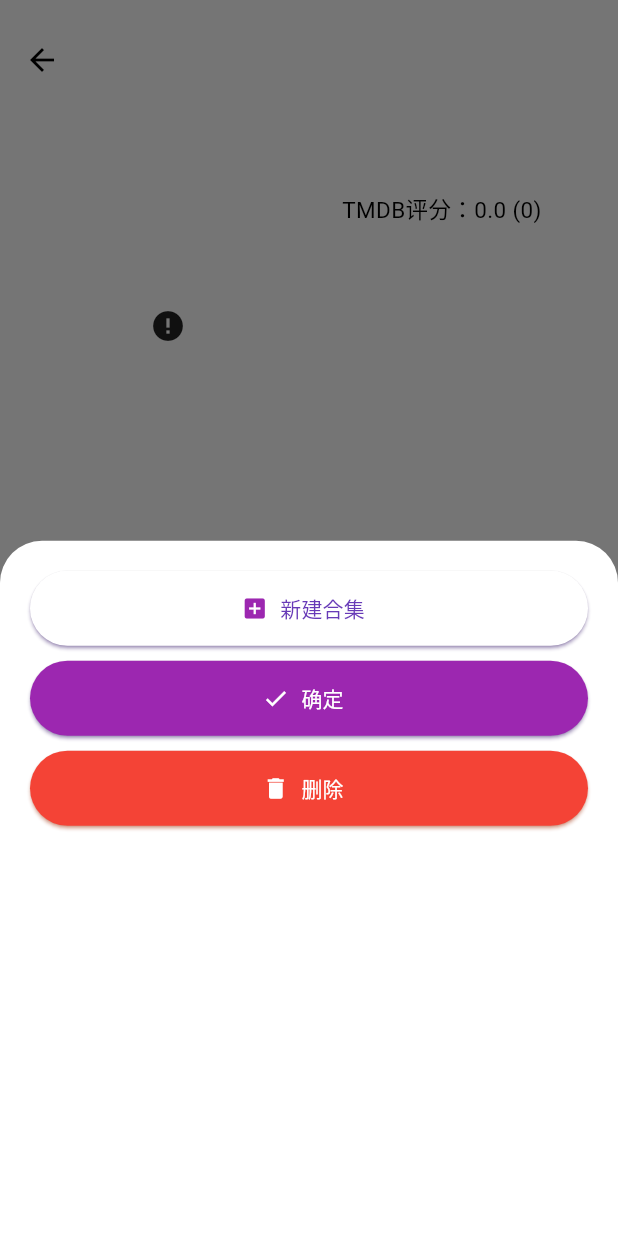
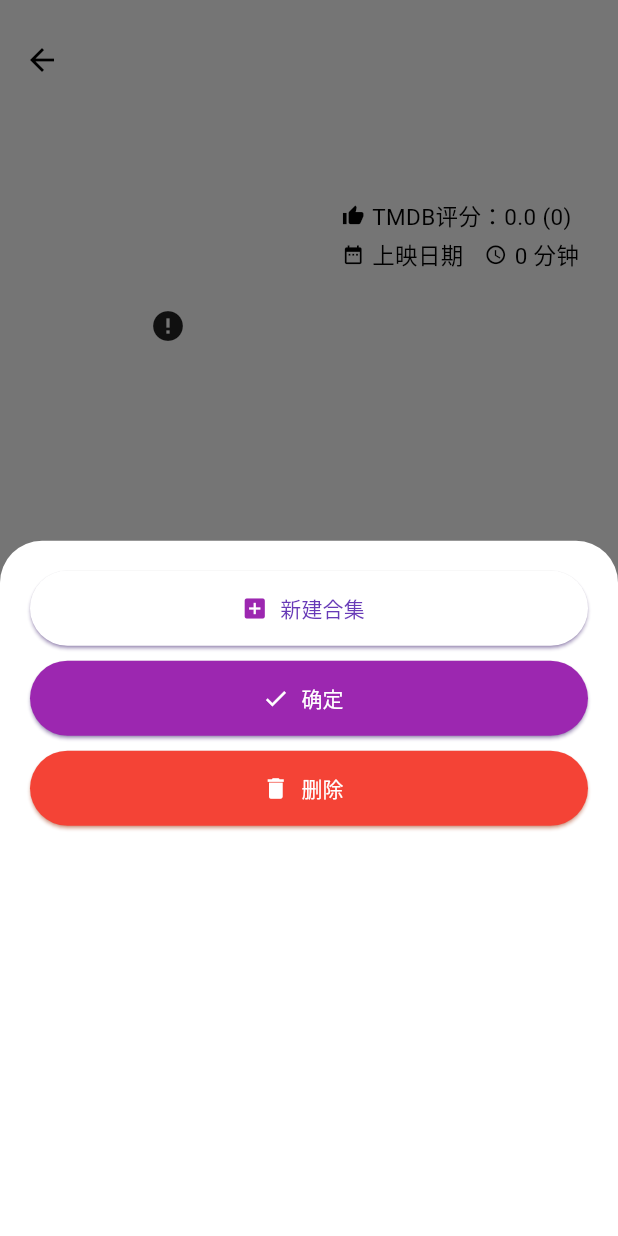
Before and after one commit to dongguaguaguagua/tracker, a Flutter app: the MoviePage screen opened directly with empty values, after a tap on "加入列表", on a phone screen of 412 x 824 dp. Run offline on Flutter 3.47's test engine with Material 3 defaults, Android fonts, the phone set to English and light mode, and no system bars; drawn by our look-alikes of cached_network_image; our stand-ins replace flutter_heatmap_calendar, flutter_rating_bar, get, palette_generator, sqflite_common_ffi, tuple; accounts and stored records are empty; network calls fail; statements that could not run were skipped.

Commit message:
电影页增加上映日期、时长

```diff
--- a/lib/page/home_page.dart
+++ b/lib/page/home_page.dart
@@ -18,8 +18,8 @@ class HomePage extends StatelessWidget {
     return Scaffold(
       appBar: AppBar(
         title: RichText(
-          text: TextSpan(
-            style: TextStyle(color: Colors.white,fontSize: 20),
+          text: const TextSpan(
+            style: TextStyle(color: Colors.white, fontSize: 20),
             text: '我的观影记录',
           ),
         ),
--- a/lib/widgets/movie_page.dart
+++ b/lib/widgets/movie_page.dart
@@ -14,7 +14,6 @@ import 'package:cached_network_image/cached_network_image.dart';
 import 'package:flutter_rating_bar/flutter_rating_bar.dart';
 import 'package:palette_generator/palette_generator.dart';
 import 'my_collection_list.dart';
-import 'package:flutter_staggered_grid_view/flutter_staggered_grid_view.dart';
 
 class MoviePage extends StatefulWidget {
   SingleMovie movie;
@@ -47,12 +46,12 @@ class ActorCard extends StatelessWidget {
                   CircularProgressIndicator(value: downloadProgress.progress),
               errorWidget: (context, url, error) => const Icon(Icons.error),
               // https://www.nicepng.com/png/full/413-4138963_unknown-person-png.png
-              width: 80,
+              width: 100,
             ),
           ),
           const SizedBox(height: 8.0),
           SizedBox(
-            width: 120,
+            width: 100,
             child: Text(
               actor['name'],
               maxLines: 1,
@@ -65,7 +64,7 @@ class ActorCard extends StatelessWidget {
             ),
           ),
           SizedBox(
-            width: 120,
+            width: 100,
             child: Text(
               actor['character'],
               maxLines: 1,
@@ -109,17 +108,18 @@ class _MoviePageState extends State<MoviePage> {
     int id = result[0]['id'];
     int tmdbId = widget.movie.tmdbId ?? 11;
     MyMedia media = await ProjectDatabase().MM_read_id(id);
+    // 获取图片主色调
+    getImgMainPalette(
+      "https://image.tmdb.org/t/p/w500/${widget.movie.posterPath}",
+    );
+    // 获取电影关键词
+    List<Map<String, dynamic>> tmpKeywords = await fetchKeyWordsData(tmdbId);
+    // 关键词最多列10个
+    tmpKeywords = tmpKeywords.sublist(0, min(tmpKeywords.length, 10));
     // 获取演员表
     List<Map<String, dynamic>> tmpCasts = await fetchCreditsData(tmdbId);
     // 演员最多列10个
     tmpCasts = tmpCasts.sublist(0, min(tmpCasts.length, 10));
-    // 获取电影关键词
-    List<Map<String, dynamic>> tmpKeywords = await fetchKeyWordsData(tmdbId);
-    // 关键词最多列10个
-    tmpKeywords = tmpKeywords.sublist(0, min(tmpKeywords.length, 10));
-    // 获取图片主色调
-    getImgMainPalette(
-        "https://image.tmdb.org/t/p/w500/${widget.movie.posterPath}");
 
     setState(() {
       isWatched = (media.watchedDate != null);
@@ -192,6 +192,7 @@ class _MoviePageState extends State<MoviePage> {
             const SizedBox(height: 20),
             Text(
               'TMDB id:${widget.movie.tmdbId}',
+              textAlign: TextAlign.center,
               maxLines: 8,
               style: Theme.of(context)
                   .textTheme
@@ -261,6 +262,7 @@ class _MoviePageState extends State<MoviePage> {
           crossAxisAlignment: CrossAxisAlignment.start,
           children: <Widget>[
             Wrap(
+              spacing: 5.0, // 设置水平间距
               alignment: WrapAlignment.start,
               children: <Widget>[
                 const Text(
@@ -270,8 +272,10 @@ class _MoviePageState extends State<MoviePage> {
                     fontWeight: FontWeight.bold,
                   ),
                 ),
-                const SizedBox(width: 5.0),
-                Wrap(
+                Padding(
+                  // 史山。不知道为什么Wrap()会导致俩元素不在一行。Row()就没有这个问题。
+                  padding: const EdgeInsets.only(top: 3.0),
+                  child: Wrap(
                     alignment: WrapAlignment.start,
                     children: List.generate(5, (index) {
                       return Icon(
@@ -280,10 +284,11 @@ class _MoviePageState extends State<MoviePage> {
                       );
                     }),
                   ),
+                ),
               ],
             ),
             const SizedBox(height: 10.0),
-            Text(
+            const Text(
               '这是部很棒的电影 Lorem ipsum dolor sit amet, consectetur adipiscing elit, sed do eiusmod tempor incididunt ut labore et dolore magna aliqua.',
               style: TextStyle(
                 fontSize: 16.0,
@@ -339,18 +344,95 @@ class _MoviePageState extends State<MoviePage> {
         child: Column(
           crossAxisAlignment: CrossAxisAlignment.start,
           children: <Widget>[
-            //const SizedBox(height: 10,),
             Text(
               widget.movie.title!,
+              maxLines: 2,
+              overflow: TextOverflow.ellipsis,
               style: TextStyle(
                 fontSize: 25,
                 fontWeight: FontWeight.bold,
-                  color: movieTextColor),
+                color: movieTextColor,
               ),
-            Text(
+            ),
+            const SizedBox(height: 5),
+            Wrap(
+              children: <Widget>[
+                SizedBox(
+                  height: 21,
+                  child: Icon(
+                    Icons.thumb_up,
+                    size: 15,
+                    color: movieRatingTextColor,
+                  ),
+                ),
+                const SizedBox(width: 5),
+                SizedBox(
+                  height: 21,
+                  child: Text(
                     'TMDB评分：${widget.movie.voteAverage} (${widget.movie.voteCount})',
-              style: TextStyle(fontSize: 15, color: movieRatingTextColor),
+                    maxLines: 1,
+                    overflow: TextOverflow.ellipsis,
+                    style: TextStyle(
+                      fontSize: 15,
+                      color: movieRatingTextColor,
                     ),
+                  ),
+                ),
+              ],
+            ),
+            const SizedBox(height: 5),
+            Wrap(
+              children: <Widget>[
+                SizedBox(
+                  height: 21,
+                  child: Icon(
+                    Icons.date_range,
+                    size: 15,
+                    color: movieRatingTextColor,
+                  ),
+                ),
+                const SizedBox(width: 5),
+                SizedBox(
+                  height: 21,
+                  child: Text(
+                    '上映日期 ${widget.movie.releaseDate}',
+                    maxLines: 1,
+                    overflow: TextOverflow.ellipsis,
+                    style: TextStyle(
+                      fontSize: 15,
+                      color: movieRatingTextColor,
+                    ),
+                  ),
+                ),
+                const SizedBox(width: 10),
+                SizedBox(
+                  height: 21,
+                  child: Icon(
+                    Icons.access_time,
+                    size: 15,
+                    color: movieRatingTextColor,
+                  ),
+                ),
+                const SizedBox(width: 5),
+                SizedBox(
+                  height: 21,
+                  child: Text(
+                    '${widget.movie.runtime} 分钟',
+                    maxLines: 1,
+                    overflow: TextOverflow.ellipsis,
+                    style: TextStyle(
+                      fontSize: 15,
+                      color: movieRatingTextColor,
+                    ),
+                  ),
+                ),
+              ],
+            ),
+            //Wrap(
+            //  spacing: 5.0, // 设置Chip之间的水平间距
+            //  runSpacing: 5.0, // 设置Chip之间的垂直间距
+            //  alignment: WrapAlignment.start,
+            //),
             const SizedBox(height: 10),
             GestureDetector(
               child: Text(
@@ -361,7 +443,12 @@ class _MoviePageState extends State<MoviePage> {
               ),
               onTap: () {
                 Get.defaultDialog(
-                  title: "电影简介",
+                  titlePadding: const EdgeInsets.only(top: 20.0),
+                  contentPadding: const EdgeInsets.all(20.0),
+                  title: "${widget.movie.title} - 简介",
+                  titleStyle: const TextStyle(
+                    fontWeight: FontWeight.bold,
+                  ),
                   middleText: "${widget.movie.overview}",
                 );
               },
```
Lines whose indentation alone changed are shown as unchanged.
